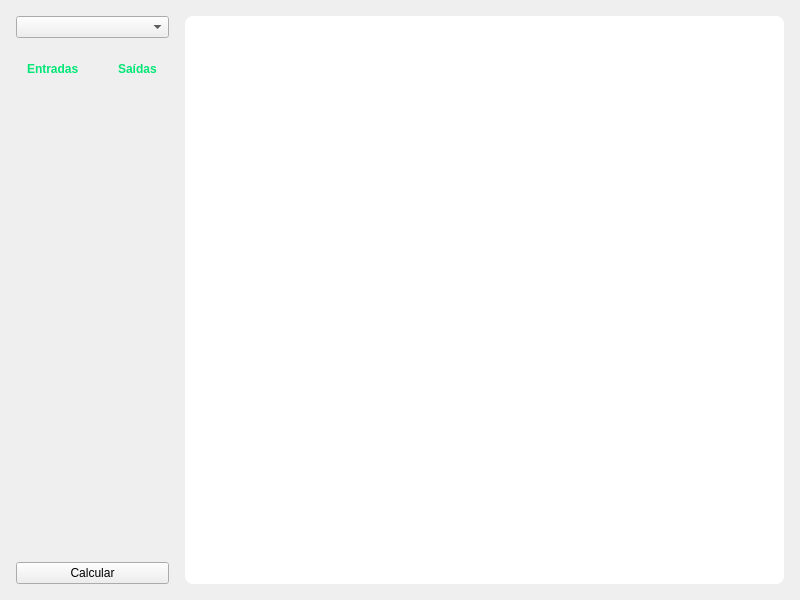
Before: the Qt Designer form src/ui/main/window.ui in luanws/amplifier-circuits, drawn with Qt 5.
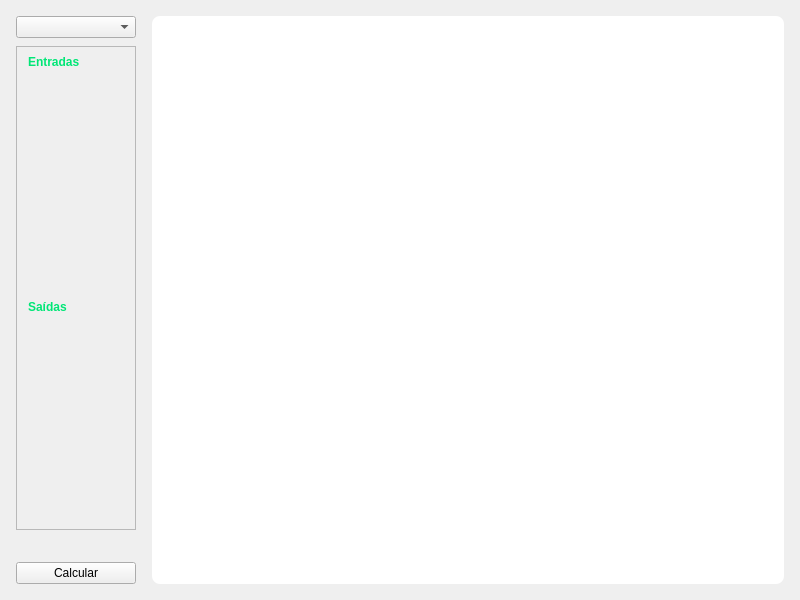
After: the same form once the commit is applied.

Commit message: feat(main): scroll de inputs e outputs

Diff of the .ui file:
```diff
--- a/src/ui/main/window.ui
+++ b/src/ui/main/window.ui
@@ -32,13 +32,97 @@
     </property>
     <item>
      <layout class="QGridLayout" name="gridLayout">
-      <property name="spacing">
+      <property name="horizontalSpacing">
        <number>16</number>
       </property>
+      <property name="verticalSpacing">
+       <number>8</number>
+      </property>
       <item row="0" column="0" colspan="2">
        <widget class="QComboBox" name="amplifier_polarizations_combo_box"/>
       </item>
-      <item row="1" column="0">
+      <item row="0" column="2" rowspan="6">
+       <widget class="QWidget" name="graphics_widget" native="true">
+        <property name="sizePolicy">
+         <sizepolicy hsizetype="Expanding" vsizetype="Expanding">
+          <horstretch>0</horstretch>
+          <verstretch>0</verstretch>
+         </sizepolicy>
+        </property>
+        <property name="layoutDirection">
+         <enum>Qt::LeftToRight</enum>
+        </property>
+        <property name="styleSheet">
+         <string notr="true">background-color: white;
+border-radius: 8px;</string>
+        </property>
+       </widget>
+      </item>
+      <item row="5" column="0" colspan="2">
+       <widget class="QPushButton" name="calculate_push_button">
+        <property name="cursor">
+         <cursorShape>PointingHandCursor</cursorShape>
+        </property>
+        <property name="text">
+         <string>Calcular</string>
+        </property>
+       </widget>
+      </item>
+      <item row="1" column="0" colspan="2">
+       <widget class="QScrollArea" name="scrollArea">
+        <property name="sizePolicy">
+         <sizepolicy hsizetype="Expanding" vsizetype="Expanding">
+          <horstretch>0</horstretch>
+          <verstretch>0</verstretch>
+         </sizepolicy>
+        </property>
+        <property name="minimumSize">
+         <size>
+          <width>120</width>
+          <height>0</height>
+         </size>
+        </property>
+        <property name="widgetResizable">
+         <bool>true</bool>
+        </property>
+        <widget class="QWidget" name="verticalLayoutWidget">
+         <property name="geometry">
+          <rect>
+           <x>0</x>
+           <y>0</y>
+           <width>118</width>
+           <height>505</height>
+          </rect>
+         </property>
+         <property name="sizePolicy">
+          <sizepolicy hsizetype="Expanding" vsizetype="Expanding">
+           <horstretch>0</horstretch>
+           <verstretch>0</verstretch>
+          </sizepolicy>
+         </property>
+         <property name="minimumSize">
+          <size>
+           <width>0</width>
+           <height>0</height>
+          </size>
+         </property>
+         <layout class="QVBoxLayout" name="verticalLayout_4">
+          <property name="spacing">
+           <number>8</number>
+          </property>
+          <property name="leftMargin">
+           <number>0</number>
+          </property>
+          <property name="topMargin">
+           <number>0</number>
+          </property>
+          <property name="rightMargin">
+           <number>16</number>
+          </property>
+          <property name="bottomMargin">
+           <number>0</number>
+          </property>
+          <item>
        <layout class="QVBoxLayout" name="verticalLayout_2">
         <property name="spacing">
          <number>8</number>
@@ -83,7 +167,7 @@
         </item>
        </layout>
       </item>
-      <item row="1" column="1">
+          <item>
        <layout class="QVBoxLayout" name="verticalLayout_3">
         <item>
          <widget class="QLabel" name="output_label">
@@ -125,31 +209,8 @@
         </item>
        </layout>
       </item>
-      <item row="2" column="0" colspan="2">
-       <widget class="QPushButton" name="calculate_push_button">
-        <property name="cursor">
-         <cursorShape>PointingHandCursor</cursorShape>
-        </property>
-        <property name="text">
-         <string>Calcular</string>
-        </property>
-       </widget>
-      </item>
-      <item row="0" column="2" rowspan="3">
-       <widget class="QWidget" name="graphics_widget" native="true">
-        <property name="sizePolicy">
-         <sizepolicy hsizetype="Expanding" vsizetype="Expanding">
-          <horstretch>0</horstretch>
-          <verstretch>0</verstretch>
-         </sizepolicy>
-        </property>
-        <property name="layoutDirection">
-         <enum>Qt::LeftToRight</enum>
-        </property>
-        <property name="styleSheet">
-         <string notr="true">background-color: white;
-border-radius: 8px;</string>
-        </property>
+         </layout>
+        </widget>
        </widget>
       </item>
      </layout>
```
Lines whose indentation alone changed are shown as unchanged. The commit also changes 5 other files.
